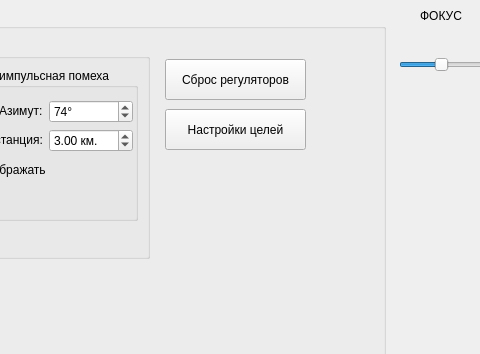
Qt form rspview.ui (Carduelis/vk) before a commit; both pictures show x 254 to 734 and y 0 to 354 of the 1254 by 944 pixel window.
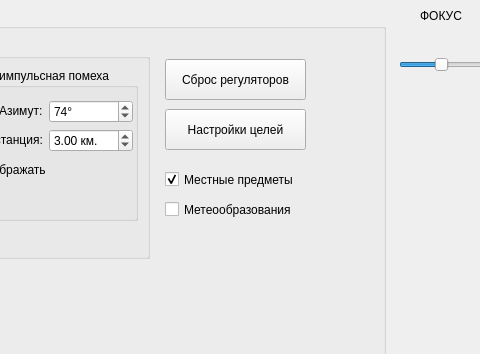
The same form after that commit. Icons and pictures are not drawn. Custom widgets are drawn as their Qt base class.

Commit message: Добавление чекбоксов "Местные предметы" и "Метеообразования" в интерфейс RSPView + привязка их к коду. Небольшой фикс в алгоритме генерации несинхронно-импульсной помехи

The edit to the form file:
```diff
--- a/rspview.ui
+++ b/rspview.ui
@@ -3571,7 +3571,7 @@
           <string>Настройки целей</string>
          </property>
         </widget>
-        <widget class="QWidget" name="">
+        <widget class="QWidget" name="layoutWidget">
          <property name="geometry">
           <rect>
            <x>20</x>
@@ -3633,6 +3633,41 @@
           </item>
          </layout>
         </widget>
+        <widget class="QCheckBox" name="CheckShowLocalItems">
+         <property name="geometry">
+          <rect>
+           <x>410</x>
+           <y>160</y>
+           <width>151</width>
+           <height>21</height>
+          </rect>
+         </property>
+         <property name="cursor">
+          <cursorShape>PointingHandCursor</cursorShape>
+         </property>
+         <property name="text">
+          <string>Местные предметы</string>
+         </property>
+         <property name="checked">
+          <bool>true</bool>
+         </property>
+        </widget>
+        <widget class="QCheckBox" name="CheckShowMeteo">
+         <property name="geometry">
+          <rect>
+           <x>410</x>
+           <y>190</y>
+           <width>151</width>
+           <height>21</height>
+          </rect>
+         </property>
+         <property name="cursor">
+          <cursorShape>PointingHandCursor</cursorShape>
+         </property>
+         <property name="text">
+          <string>Метеообразования</string>
+         </property>
+        </widget>
        </widget>
       </item>
      </layout>
```
Left out of the diff: 9 changed lines with no effect on the pictures. The commit also changes 4 other files.
